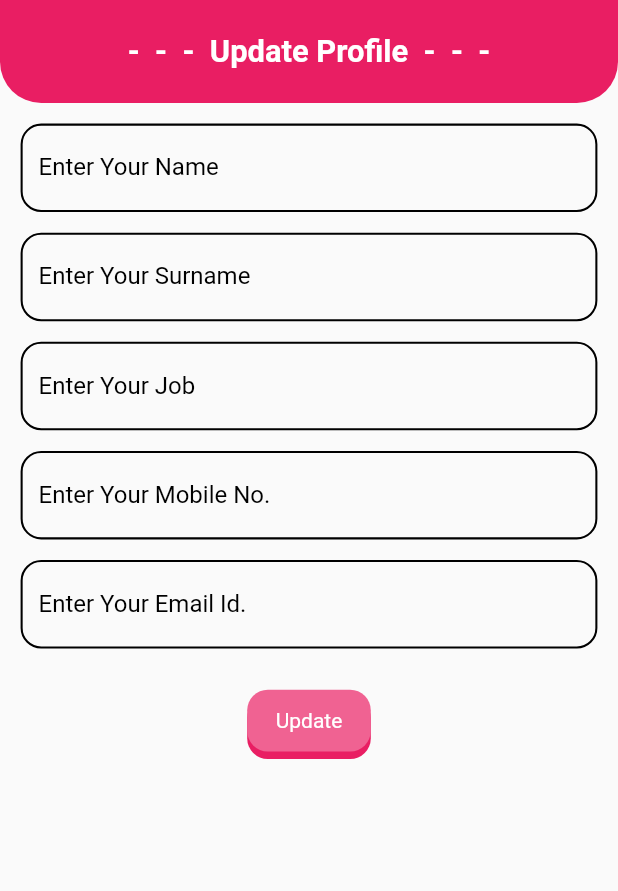
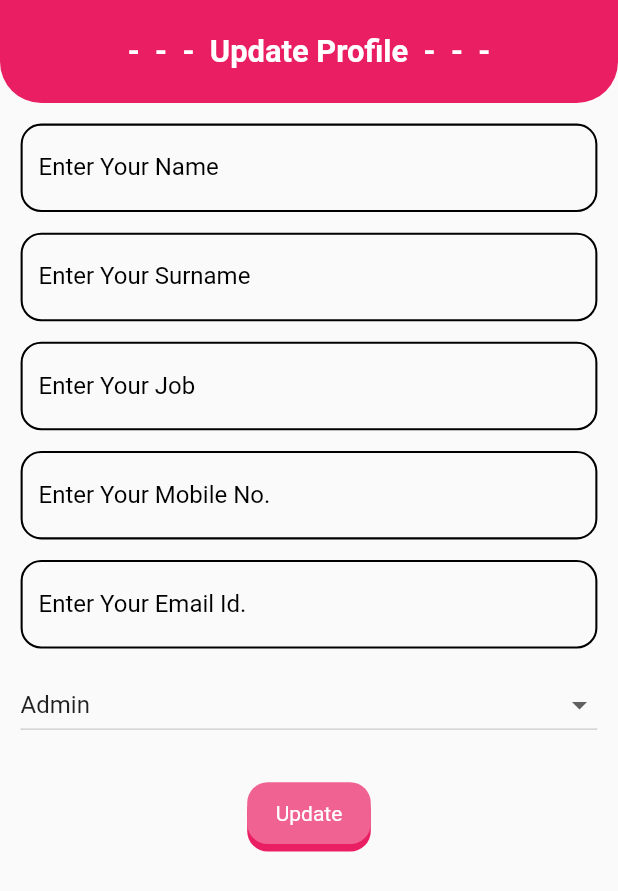
Before and after one commit to NikunjBhanderi/Admin_Ecommerce_Firebase, a Flutter app: the UpdateProfileScreen screen opened by its route, after a tap on "Update", on a phone screen of 412 x 824 dp. Shown: the top 891 px of the screen. Run offline on Flutter 3.47's test engine with Material 2 defaults, Android fonts, the phone set to English and light mode, and no system bars; our stand-ins replace cloud_firestore, firebase_auth, firebase_core, firebase_messaging, get, image_picker and 1 more; accounts and stored records are empty; network calls fail.

Commit message:
Admin panel

```diff
--- a/lib/Screen/Home/View/HomeScreen.dart
+++ b/lib/Screen/Home/View/HomeScreen.dart
@@ -148,6 +148,9 @@ class _HomeScreenState extends State<HomeScreen> {
                               itemCount: homeControllor.DataList.length,
                               itemBuilder: (context, index) {
                                 return InkWell(
+                                  // onLongPress: () {
+                                  //   Get.toNamed('/updateProfile');
+                                  // },
                                   onTap: () {
                                     // if (homeControllor
                                     //         .DataList[index].isButton ==
--- a/lib/Screen/UpdateProfile/Controllor/UpdateProfileControllor.dart
+++ b/lib/Screen/UpdateProfile/Controllor/UpdateProfileControllor.dart
@@ -1,12 +1,21 @@
+import 'package:admin_ecommerce_firebase/Screen/UpdateProfile/Modle/UpdateModel.dart';
+import 'package:admin_ecommerce_firebase/Utiles/FireBaseHelper.dart';
 import 'package:flutter/cupertino.dart';
 import 'package:get/get.dart';
 
 class UpdateProfileControllor extends GetxController {
-
   TextEditingController txtName = TextEditingController();
   TextEditingController txtSurname = TextEditingController();
   TextEditingController txtMobileNo = TextEditingController();
   TextEditingController txtJob = TextEditingController();
   TextEditingController txtEmailId = TextEditingController();
+  RxString adminUser = "admin".obs;
 
+  // Future<String> insertProfile({
+  //   required UpdateModel u1,
+  // }) async {
+  //   return await FirebaseHelper.firebaseHelper.insertProfileData(
+  //     u1: u1,
+  //   );
+  // }
 }
--- a/lib/Screen/UpdateProfile/Modle/UpdateModel.dart
+++ b/lib/Screen/UpdateProfile/Modle/UpdateModel.dart
@@ -1,5 +1,5 @@
 class UpdateModel {
-  String? name, surname, job, mobile, email, types,key;
+  String? name, surname, job, mobile, email, types, key, fcmKey;
 
   UpdateModel({
     this.name,
@@ -8,6 +8,7 @@ class UpdateModel {
     this.mobile,
     this.email,
     this.types,
-    this.key
+    this.key,
+    this.fcmKey,
   });
 }
--- a/lib/Screen/UpdateProfile/View/UpdateProfileScreen.dart
+++ b/lib/Screen/UpdateProfile/View/UpdateProfileScreen.dart
@@ -1,5 +1,6 @@
 import 'package:admin_ecommerce_firebase/Screen/UpdateProfile/Controllor/UpdateProfileControllor.dart';
 import 'package:admin_ecommerce_firebase/Screen/UpdateProfile/Modle/UpdateModel.dart';
+import 'package:admin_ecommerce_firebase/Utiles/FireBaseHelper.dart';
 import 'package:flutter/material.dart';
 import 'package:get/get.dart';
 import 'package:sizer/sizer.dart';
@@ -20,7 +21,8 @@ class _UpdateProfileScreenState extends State<UpdateProfileScreen> {
   Widget build(BuildContext context) {
     return SafeArea(
       child: Scaffold(
-        body: Column(
+        body: SingleChildScrollView(
+          child: Column(
             children: [
               Container(
                 height: 50.sp,
@@ -202,12 +204,67 @@ class _UpdateProfileScreenState extends State<UpdateProfileScreen> {
                         ),
                       ),
                     ),
+                    SizedBox(height: 10.sp),
+                    Obx(
+                      () => DropdownButton(
+                        value: updateProfileControllor.adminUser.value,
+                        isExpanded: true,
+                        items: [
+                          DropdownMenuItem(
+                            child: Text(
+                              "Admin",
+                            ),
+                            value: "admin",
+                          ),
+                          DropdownMenuItem(
+                            child: Text(
+                              "User",
+                            ),
+                            value: "user",
+                          ),
+                        ],
+                        onChanged: (value) {
+                          updateProfileControllor.adminUser.value = value!;
+                        },
+                      ),
+                    ),
                     SizedBox(height: 20.sp),
                     InkWell(
-                    onTap: () {
+                      onTap: () async {
                         UpdateModel u1 = UpdateModel(
+                          surname: updateProfileControllor.txtSurname.text,
+                          mobile: updateProfileControllor.txtMobileNo.text,
+                          job: updateProfileControllor.txtJob.text,
+                          email: updateProfileControllor.txtEmailId.text,
+                          types: updateProfileControllor.adminUser.value,
+                          name: updateProfileControllor.txtName.text,
+                        );
 
+                        print(u1);
+                        String msg = await FirebaseHelper.firebaseHelper
+                            .insertProfileData(
+                          types: u1.types,
+                          email: u1.email,
+                          job: u1.job,
+                          mobile: u1.mobile,
+                          surname: u1.surname,
+                          name: u1.name,
                         );
+
+                        print(msg);
+
+                        if (msg == "success") {
+                          Get.snackbar(
+                            "$msg",
+                            "",
+                          );
+                          Get.back();
+                        } else {
+                          Get.snackbar(
+                            "$msg",
+                            "",
+                          );
+                        }
                       },
                       child: Container(
                         height: 30.sp,
@@ -216,7 +273,8 @@ class _UpdateProfileScreenState extends State<UpdateProfileScreen> {
                             color: Colors.pink.shade300,
                             borderRadius: BorderRadius.circular(10.sp),
                             boxShadow: [
-                            BoxShadow(color: Colors.pink, offset: Offset(0, 5)),
+                              BoxShadow(
+                                  color: Colors.pink, offset: Offset(0, 5)),
                             ]),
                         alignment: Alignment.center,
                         child: Text(
@@ -233,6 +291,7 @@ class _UpdateProfileScreenState extends State<UpdateProfileScreen> {
             ],
           ),
         ),
+      ),
     );
   }
 }
--- a/lib/Utiles/FireBaseHelper.dart
+++ b/lib/Utiles/FireBaseHelper.dart
@@ -2,6 +2,7 @@ import 'package:admin_ecommerce_firebase/Screen/Home/Model/HomeModel.dart';
 import 'package:admin_ecommerce_firebase/Screen/UpdateProfile/Modle/UpdateModel.dart';
 import 'package:cloud_firestore/cloud_firestore.dart';
 import 'package:firebase_auth/firebase_auth.dart';
+import 'package:firebase_messaging/firebase_messaging.dart';
 import 'package:get/get.dart';
 
 class FirebaseHelper {
@@ -11,6 +12,7 @@ class FirebaseHelper {
 
   FirebaseAuth firebaseAuth = FirebaseAuth.instance;
   FirebaseFirestore firebaseFirestore = FirebaseFirestore.instance;
+  FirebaseMessaging firebaseMessaging = FirebaseMessaging.instance;
 
   // login
 
@@ -62,10 +64,16 @@ class FirebaseHelper {
     Get.offAndToNamed('signIn');
   }
 
+  // Find Method
   String FindUid() {
     User? user = firebaseAuth.currentUser;
     var uid = user!.uid;
     return uid;
+  }
+
+  Future<String> findFcmKey() async {
+    var fcmKey = await firebaseMessaging.getToken();
+    return fcmKey!;
   }
 
   // database
@@ -100,23 +108,34 @@ class FirebaseHelper {
     return firebaseFirestore.collection("product").snapshots();
   }
 
-  Future<void> insertProfileData({
-    required UpdateModel u1,
+  Future<String> insertProfileData({
+    required name,
+    required surname,
+    required job,
+    required email,
+    required mobile,
+    required types,
   }) async {
-    await firebaseFirestore
+    return await firebaseFirestore
         .collection("cart")
         .doc(FindUid())
         .collection("detail")
         .add(
       {
-        "name": u1.name,
-        "surname": u1.surname,
-        "jon": u1.job,
-        "mobile": u1.mobile,
-        "email": u1.email,
-        "types": u1.types,
+        "name": name,
+        "surname": surname,
+        "job": job,
+        "mobile": mobile,
+        "email": email,
+        "types": types,
+        "fcmKey": findFcmKey(),
       },
-    );
+    ).then((value) {
+      return "success";
+    }).catchError((e) {
+      print(e);
+      return "Failed";
+    });
   }
 
   Stream<DocumentSnapshot<Map<String, dynamic>>> readProfileData({
--- a/pubspec.yaml
+++ b/pubspec.yaml
@@ -42,6 +42,7 @@ dependencies:
   cloud_firestore: ^4.8.0
   image_picker: ^0.8.8
   image_to_byte: ^1.0.0
+  firebase_messaging: ^14.6.3
 
 dev_dependencies:
   flutter_test:
```
Also changed, not shown: pubspec.lock, 1 other file. Lines whose indentation alone changed are shown as unchanged.
